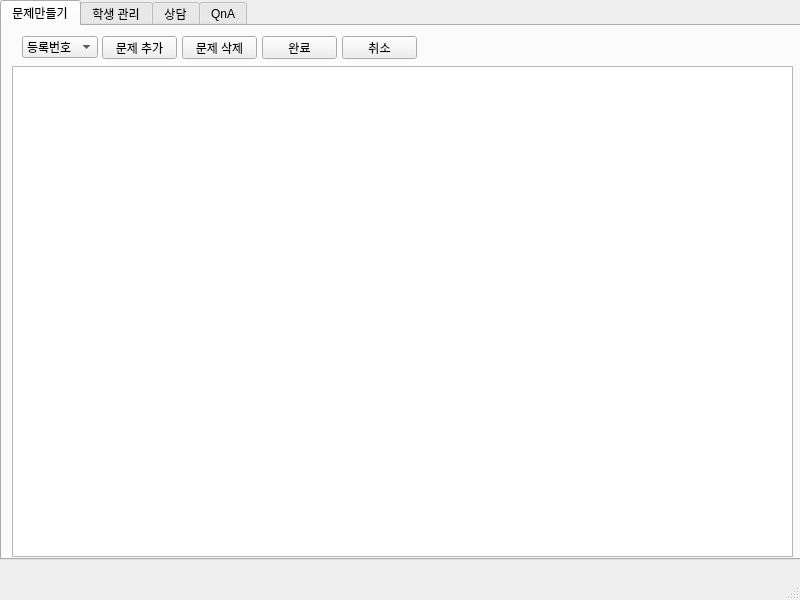
ChoiJiHyeok/APIproject, file main.ui: the form before one commit.
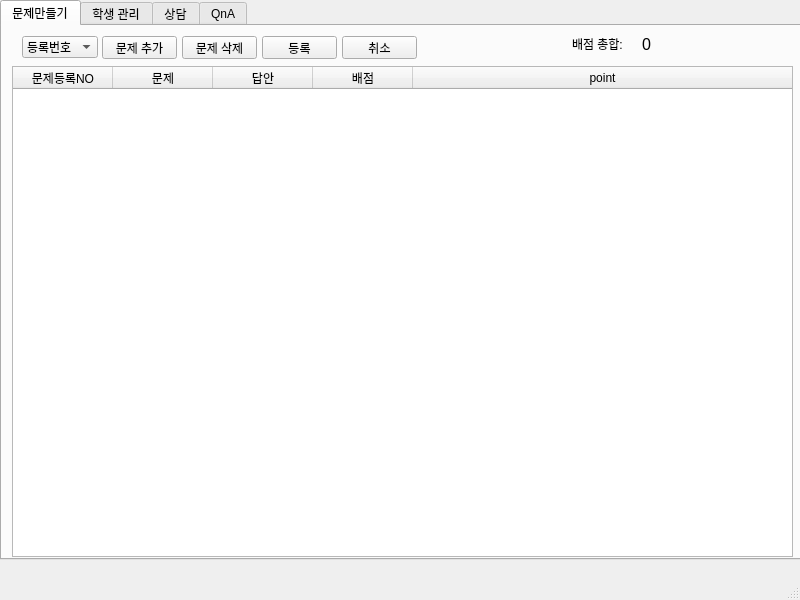
The form after the commit. The open tabs and pages were chosen to show the change.

Commit message: 230208 문제만들기 하는중

The edit to the form file:
```diff
--- a/main.ui
+++ b/main.ui
@@ -644,7 +644,7 @@
          </rect>
         </property>
         <property name="text">
-         <string>완료</string>
+         <string>등록</string>
         </property>
        </widget>
        <widget class="QPushButton" name="abt_del">
@@ -684,6 +684,34 @@
           <height>491</height>
          </rect>
         </property>
+        <attribute name="horizontalHeaderStretchLastSection">
+         <bool>true</bool>
+        </attribute>
+        <column>
+         <property name="text">
+          <string>문제등록NO</string>
+         </property>
+        </column>
+        <column>
+         <property name="text">
+          <string>문제</string>
+         </property>
+        </column>
+        <column>
+         <property name="text">
+          <string>답안</string>
+         </property>
+        </column>
+        <column>
+         <property name="text">
+          <string>배점</string>
+         </property>
+        </column>
+        <column>
+         <property name="text">
+          <string>point</string>
+         </property>
+        </column>
        </widget>
        <widget class="QPushButton" name="abt_cancel">
         <property name="geometry">
@@ -711,6 +739,37 @@
          <string>문제 추가</string>
         </property>
        </widget>
+       <widget class="QLabel" name="label_5">
+        <property name="geometry">
+         <rect>
+          <x>570</x>
+          <y>10</y>
+          <width>61</width>
+          <height>16</height>
+         </rect>
+        </property>
+        <property name="text">
+         <string>배점 총합:</string>
+        </property>
+       </widget>
+       <widget class="QLabel" name="label_8">
+        <property name="geometry">
+         <rect>
+          <x>640</x>
+          <y>10</y>
+          <width>61</width>
+          <height>16</height>
+         </rect>
+        </property>
+        <property name="font">
+         <font>
+          <pointsize>12</pointsize>
+         </font>
+        </property>
+        <property name="text">
+         <string>0</string>
+        </property>
+       </widget>
       </widget>
       <widget class="QWidget" name="tab_u">
        <attribute name="title">
```
Left out of the diff: 2 changed lines with no effect on the pictures. The commit also changes 3 other files.
